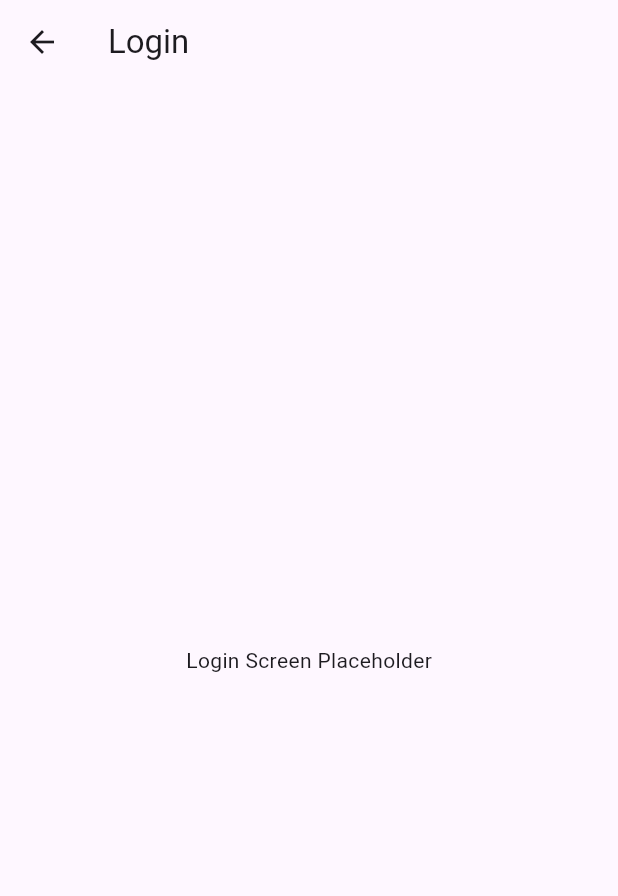
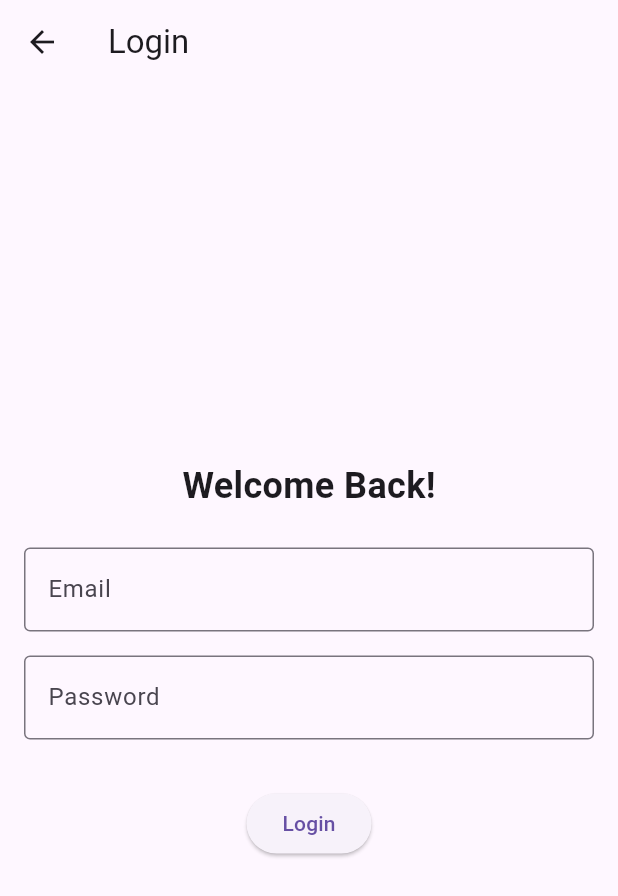
Before and after one commit to ffabious/healthy-summer, a Flutter app: the screen it shows after launch, after a tap on "Login", on a phone screen of 412 x 824 dp. Shown: the top 896 px of the screen. Run offline on Flutter 3.47's test engine with Material 3 defaults, Android fonts, the phone set to English and light mode, and no system bars; our stand-ins replace dio.

Commit message:
feat: implement login and registration functionality with models and services and connect to backend

```diff
--- a/frontend/flutter_app/lib/app.dart
+++ b/frontend/flutter_app/lib/app.dart
@@ -55,11 +55,6 @@ class AppScreen extends StatelessWidget {
               },
               child: const Text('Register'),
             ),
-            const SizedBox(height: 20),
-            const Text(
-              'This is a placeholder for the main app screen.',
-              style: TextStyle(fontSize: 16),
-            ),
           ],
         ),
       ),
--- /dev/null
+++ b/frontend/flutter_app/lib/models/login_model.dart
@@ -0,0 +1,32 @@
+import 'package:flutter_app/models/models.dart';
+
+class LoginRequestModel {
+  final String email;
+  final String password;
+
+  LoginRequestModel({required this.email, required this.password});
+
+  Map<String, dynamic> toJson() {
+    return {'email': email, 'password': password};
+  }
+}
+
+class LoginResponseModel {
+  final String token;
+  final UserModel user;
+  final DateTime expiresAt;
+
+  LoginResponseModel({
+    required this.token,
+    required this.user,
+    required this.expiresAt,
+  });
+
+  factory LoginResponseModel.fromJson(Map<String, dynamic> json) {
+    return LoginResponseModel(
+      token: json['token'] as String,
+      user: UserModel.fromJson(json['user'] as Map<String, dynamic>),
+      expiresAt: DateTime.parse(json['expires_at'] as String),
+    );
+  }
+}
--- /dev/null
+++ b/frontend/flutter_app/lib/models/models.dart
@@ -0,0 +1,3 @@
+export 'login_model.dart';
+export 'register_model.dart';
+export 'user_model.dart';
--- /dev/null
+++ b/frontend/flutter_app/lib/models/register_model.dart
@@ -0,0 +1,32 @@
+import 'package:flutter_app/models/models.dart';
+
+class RegisterRequestModel {
+  final String email;
+  final String password;
+
+  RegisterRequestModel({required this.email, required this.password});
+
+  Map<String, dynamic> toJson() {
+    return {'email': email, 'password': password};
+  }
+}
+
+class RegisterResponseModel {
+  final String token;
+  final UserModel user;
+  final DateTime expiresAt;
+
+  RegisterResponseModel({
+    required this.token,
+    required this.user,
+    required this.expiresAt,
+  });
+
+  factory RegisterResponseModel.fromJson(Map<String, dynamic> json) {
+    return RegisterResponseModel(
+      token: json['token'] as String,
+      user: UserModel.fromJson(json['user'] as Map<String, dynamic>),
+      expiresAt: DateTime.parse(json['expires_at'] as String),
+    );
+  }
+}
--- a/frontend/flutter_app/lib/screens/auth/login_screen.dart
+++ b/frontend/flutter_app/lib/screens/auth/login_screen.dart
@@ -1,4 +1,7 @@
 import 'package:flutter/material.dart';
+import 'package:flutter_app/widgets/widgets.dart';
+import 'package:flutter_app/services/services.dart';
+import 'package:flutter_app/models/models.dart';
 
 class LoginScreen extends StatelessWidget {
   const LoginScreen({super.key});
@@ -7,7 +10,90 @@ class LoginScreen extends StatelessWidget {
   Widget build(BuildContext context) {
     return Scaffold(
       appBar: AppBar(title: const Text('Login')),
-      body: Center(child: const Text('Login Screen Placeholder')),
+      body: LoginBody(),
     );
   }
 }
+
+class LoginBody extends StatelessWidget {
+  LoginBody({super.key});
+
+  final TextEditingController _emailController = TextEditingController();
+  final TextEditingController _passwordController = TextEditingController();
+
+  @override
+  Widget build(BuildContext context) {
+    return Center(
+      child: Padding(
+        padding: const EdgeInsets.all(16.0),
+        child: Form(
+          child: Column(
+            mainAxisSize: MainAxisSize.min,
+            children: [
+              const Text(
+                'Welcome Back!',
+                style: TextStyle(fontSize: 24, fontWeight: FontWeight.bold),
+              ),
+              const SizedBox(height: 16),
+              InputField(
+                label: 'Email',
+                keyboardType: TextInputType.emailAddress,
+                controller: _emailController,
+              ),
+              InputField(
+                label: 'Password',
+                obscureText: true,
+                controller: _passwordController,
+              ),
+              const SizedBox(height: 24),
+              ElevatedButton(
+                onPressed: () {
+                  final email = _emailController.text.trim();
+                  final password = _passwordController.text.trim();
+
+                  if (email.isEmpty || password.isEmpty) {
+                    ScaffoldMessenger.of(context).showSnackBar(
+                      const SnackBar(
+                        content: Text('Please fill in all fields'),
+                      ),
+                    );
+                    return;
+                  }
+
+                  final request = LoginRequestModel(
+                    email: email,
+                    password: password,
+                  );
+                  AuthService()
+                      .login(request)
+                      .then((response) {
+                        // TODO: Handle successful login
+                        // For example, save the token and navigate to the home screen
+                        // Here we just show a welcome message
+                        if (!context.mounted) return;
+                        ScaffoldMessenger.of(context).showSnackBar(
+                          SnackBar(
+                            content: Text(
+                              'Welcome back, ${response.user.firstName}!',
+                            ),
+                          ),
+                        );
+                      })
+                      .catchError((error) {
+                        // TODO: Handle login error
+                        // For example, show an error message
+                        if (!context.mounted) return;
+                        ScaffoldMessenger.of(context).showSnackBar(
+                          SnackBar(content: Text('Login failed: $error')),
+                        );
+                      });
+                },
+                child: const Text('Login'),
+              ),
+            ],
+          ),
+        ),
+      ),
+    );
+  }
+}
--- /dev/null
+++ b/frontend/flutter_app/lib/services/services.dart
@@ -0,0 +1 @@
+export 'auth_service.dart';
--- /dev/null
+++ b/frontend/flutter_app/lib/utils/local_endpoints.dart
@@ -0,0 +1,2 @@
+var loginEndpoint = 'http://localhost:8080/api/users/login';
+var registerEndpoint = 'http://localhost:8080/api/users/register';
--- /dev/null
+++ b/frontend/flutter_app/lib/widgets/input_field.dart
@@ -0,0 +1,32 @@
+import 'package:flutter/material.dart';
+
+class InputField extends StatelessWidget {
+  final String label;
+  final TextEditingController? controller;
+  final bool obscureText;
+  final TextInputType keyboardType;
+
+  const InputField({
+    super.key,
+    required this.label,
+    this.controller,
+    this.obscureText = false,
+    this.keyboardType = TextInputType.text,
+  });
+
+  @override
+  Widget build(BuildContext context) {
+    return Padding(
+      padding: const EdgeInsets.symmetric(vertical: 8.0),
+      child: TextField(
+        controller: controller,
+        obscureText: obscureText,
+        keyboardType: keyboardType,
+        decoration: InputDecoration(
+          labelText: label,
+          border: OutlineInputBorder(),
+        ),
+      ),
+    );
+  }
+}
--- /dev/null
+++ b/frontend/flutter_app/lib/widgets/widgets.dart
@@ -0,0 +1 @@
+export 'input_field.dart';
```
Also changed, not shown: frontend/flutter_app/lib/models/user_model.dart (added, +31 -0 lines), frontend/flutter_app/lib/services/auth_service.dart (added, +52 -0 lines).
